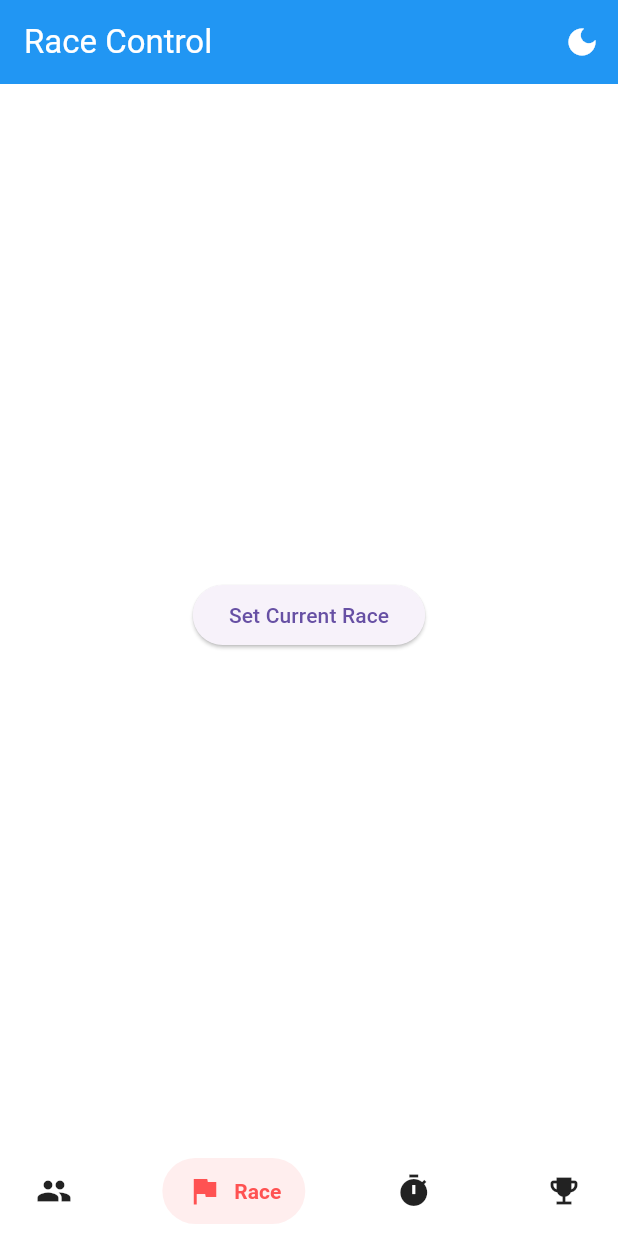
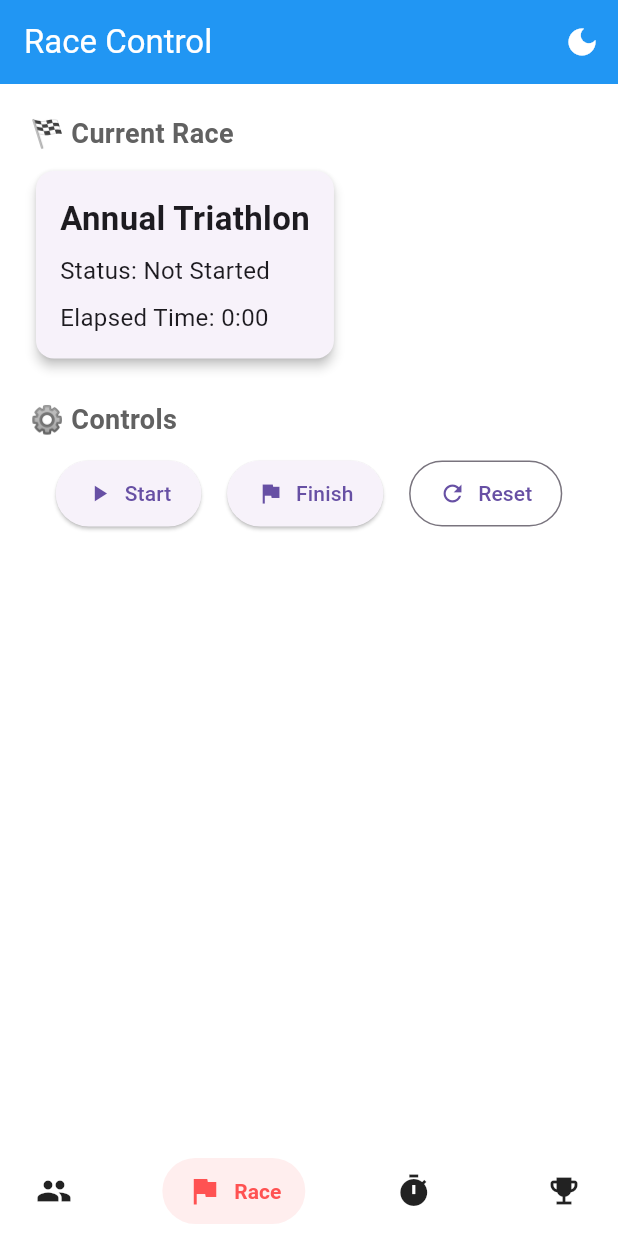
Before and after one commit to RomNeedBoba/Rut, a Flutter app: the screen it shows after launch, item 2 of the bottom bar chosen, on a phone screen of 412 x 824 dp. Run offline on Flutter 3.47's test engine with Material 3 defaults, Android fonts, the phone set to English and light mode, and no system bars; drawn by our look-alikes of salomon_bottom_bar.

Commit message:
add login and update abit of design

```diff
--- /dev/null
+++ b/lib/Screens/race/race_view.dart
@@ -0,0 +1,134 @@
+import 'package:flutter/material.dart';
+import 'package:provider/provider.dart';
+import '../../controllers/race_controller.dart';
+import '../../controllers/tracking_controller.dart';
+import '../../models/race_model.dart';
+
+class RaceView extends StatelessWidget {
+  final bool isDarkMode;
+  final VoidCallback toggleTheme;
+
+  const RaceView({
+    Key? key,
+    required this.isDarkMode,
+    required this.toggleTheme,
+  }) : super(key: key);
+
+  @override
+  Widget build(BuildContext context) {
+    final raceController = Provider.of<RaceController>(context);
+    final trackingController = Provider.of<TrackingController>(context, listen: false);
+
+    // AUTO-SET DEFAULT RACE IF NONE EXISTS
+    if (raceController.currentRace == null) {
+      final newRace = Race(
+        id: DateTime.now().millisecondsSinceEpoch.toString(),
+        name: 'Annual Triathlon',
+        dateTime: DateTime.now(),
+        status: 'Not Started',
+      );
+      raceController.setRace(newRace);
+    }
+
+    return Scaffold(
+      appBar: AppBar(
+        title: const Text('Race Control'),
+        actions: [
+          IconButton(
+            icon: Icon(isDarkMode ? Icons.light_mode : Icons.dark_mode),
+            onPressed: toggleTheme,
+          ),
+        ],
+      ),
+      body: Padding(
+        padding: const EdgeInsets.all(20.0),
+        child: Column(
+          crossAxisAlignment: CrossAxisAlignment.start,
+          children: [
+            Text(
+              '🏁 Current Race',
+              style: TextStyle(fontSize: 18, fontWeight: FontWeight.bold, color: Colors.grey[700]),
+            ),
+            const SizedBox(height: 8),
+            Card(
+              elevation: 3,
+              shape: RoundedRectangleBorder(borderRadius: BorderRadius.circular(12)),
+              child: Padding(
+                padding: const EdgeInsets.all(16.0),
+                child: Column(
+                  crossAxisAlignment: CrossAxisAlignment.start,
+                  children: [
+                    Text(
+                      raceController.currentRace!.name,
+                      style: const TextStyle(fontSize: 22, fontWeight: FontWeight.bold),
+                    ),
+                    const SizedBox(height: 8),
+                    Text(
+                      'Status: ${raceController.currentRace!.status}',
+                      style: const TextStyle(fontSize: 16),
+                    ),
+                    const SizedBox(height: 8),
+                    Text(
+                      'Elapsed Time: ${raceController.elapsedTime.inMinutes}:${(raceController.elapsedTime.inSeconds % 60).toString().padLeft(2, '0')}',
+                      style: const TextStyle(fontSize: 16),
+                    ),
+                  ],
+                ),
+              ),
+            ),
+            const SizedBox(height: 24),
+            Text(
+              '⚙️ Controls',
+              style: TextStyle(fontSize: 18, fontWeight: FontWeight.bold, color: Colors.grey[700]),
+            ),
+            const SizedBox(height: 12),
+            Row(
+              mainAxisAlignment: MainAxisAlignment.spaceEvenly,
+              children: [
+                ElevatedButton.icon(
+                  icon: const Icon(Icons.play_arrow),
+                  label: const Text('Start'),
+                  onPressed: () {
+                    raceController.startRace();
+                  },
+                  style: ElevatedButton.styleFrom(
+                    padding: const EdgeInsets.symmetric(horizontal: 20, vertical: 12),
+                  ),
+                ),
+                ElevatedButton.icon(
+                  icon: const Icon(Icons.flag),
+                  label: const Text('Finish'),
+                  onPressed: () {
+                    raceController.stopRace();
+                  },
+                  style: ElevatedButton.styleFrom(
+                    padding: const EdgeInsets.symmetric(horizontal: 20, vertical: 12),
+                  ),
+                ),
+                OutlinedButton.icon(
+                  icon: const Icon(Icons.refresh),
+                  label: const Text('Reset'),
+                  onPressed: () {
+                    raceController.resetRace();
+                    trackingController.resetAll();
+                    ScaffoldMessenger.of(context).showSnackBar(
+                      SnackBar(
+                        content: const Text('Race and tracking data have been reset'),
+                        backgroundColor: Colors.grey[800],
+                        behavior: SnackBarBehavior.floating,
+                        margin: const EdgeInsets.all(16),
+                      ),
+                    );
+                  },
+                  style: OutlinedButton.styleFrom(
+                    padding: const EdgeInsets.symmetric(horizontal: 20, vertical: 12),
+                  ),
+                ),
+              ],
+            ),
+          ],
+        ),
+      ),
+    );
+  }
+}
--- a/lib/components/race/race_view.dart
+++ /dev/null
@@ -1,85 +0,0 @@
-import 'package:flutter/material.dart';
-import 'package:provider/provider.dart';
-import '../../data/controllers/race_controller.dart';
-import '../../data/models/race_model.dart';
-
-class RaceView extends StatelessWidget {
-  final bool isDarkMode;
-  final VoidCallback toggleTheme;
-
-  const RaceView({
-    Key? key,
-    required this.isDarkMode,
-    required this.toggleTheme,
-  }) : super(key: key);
-
-  @override
-  Widget build(BuildContext context) {
-    final raceController = Provider.of<RaceController>(context);
-
-    return Scaffold(
-      appBar: AppBar(
-        title: const Text('Race Control'),
-        actions: [
-          IconButton(
-            icon: Icon(isDarkMode ? Icons.light_mode : Icons.dark_mode),
-            onPressed: toggleTheme,
-          ),
-        ],
-      ),
-      body: Padding(
-        padding: const EdgeInsets.all(16.0),
-        child: raceController.currentRace == null
-            ? Center(
-                child: ElevatedButton(
-                  child: const Text('Set Current Race'),
-                  onPressed: () {
-                    final newRace = Race(
-                      id: DateTime.now().millisecondsSinceEpoch.toString(),
-                      name: 'Annual Triathlon',
-                      dateTime: DateTime.now(),
-                      status: 'Not Started',
-                    );
-                    raceController.setRace(newRace);
-                  },
-                ),
-              )
-            : Column(
-                crossAxisAlignment: CrossAxisAlignment.start,
-                children: [
-                  Text(
-                    'Race: ${raceController.currentRace!.name}',
-                    style: const TextStyle(fontSize: 20, fontWeight: FontWeight.bold),
-                  ),
-                  const SizedBox(height: 10),
-                  Text('Status: ${raceController.currentRace!.status}'),
-                  const SizedBox(height: 20),
-                  Row(
-                    mainAxisAlignment: MainAxisAlignment.spaceEvenly,
-                    children: [
-                      ElevatedButton(
-                        onPressed: () {
-                          raceController.startRace();
-                        },
-                        child: const Text('Start Race'),
-                      ),
-                      ElevatedButton(
-                        onPressed: () {
-                          raceController.stopRace();
-                        },
-                        child: const Text('Finish Race'),
-                      ),
-                      ElevatedButton(
-                        onPressed: () {
-                          raceController.resetRace();
-                        },
-                        child: const Text('Reset'),
-                      ),
-                    ],
-                  ),
-                ],
-              ),
-      ),
-    );
-  }
-}
--- a/lib/main.dart
+++ b/lib/main.dart
@@ -1,16 +1,18 @@
 import 'package:flutter/material.dart';
 import 'package:provider/provider.dart';
+import 'package:rut/controllers/result_controller.dart';
+import 'package:rut/controllers/tracking_controller.dart';
 import 'theme/app_theme.dart';
-import 'data/controllers/participant_controller.dart';
-import 'data/controllers/race_controller.dart';
-import 'components/shared/main_shell.dart';
+import 'controllers/participant_controller.dart';
+import 'controllers/race_controller.dart';
+import 'Screens/shared/main_shell.dart';
 
 void main() {
   runApp(const RaceApp());
 }
 
 class RaceApp extends StatefulWidget {
-  const RaceApp({Key? key}) : super(key: key);
+  const RaceApp({super.key});
 
   @override
   State<RaceApp> createState() => _RaceAppState();
@@ -31,6 +33,8 @@ class _RaceAppState extends State<RaceApp> {
       providers: [
         ChangeNotifierProvider(create: (_) => ParticipantController()),
         ChangeNotifierProvider(create: (_) => RaceController()),
+        ChangeNotifierProvider(create: (_) => TrackingController()),
+        ChangeNotifierProvider(create: (_) => ResultController()),
       ],
       child: MaterialApp(
         debugShowCheckedModeBanner: false,
```
Also changed, not shown: lib/Screens/participant/participant_view.dart (renamed from lib/components/participant/participant_view.dart, +4 -4 lines), lib/Screens/result/result_view.dart (added, +112 -0 lines), lib/Screens/tracking/tracking_view.dart (added, +157 -0 lines), lib/components/result/result_view.dart (deleted, +0 -30 lines), lib/components/tracking/tracking_view.dart (deleted, +0 -30 lines), lib/controllers/race_controller.dart (renamed from lib/data/controllers/race_controller.dart, +17 -6 lines), lib/controllers/tracking_controller.dart (added, +110 -0 lines), lib/data/controllers/tracking_controller.dart (deleted, +0 -26 lines), lib/Screens/shared/main_shell.dart (renamed from lib/components/shared/main_shell.dart), lib/controllers/participant_controller.dart (renamed from lib/data/controllers/participant_controller.dart), lib/controllers/result_controller.dart (renamed from lib/data/controllers/result_controller.dart), lib/models/participant_model.dart (renamed from lib/data/models/participant_model.dart), lib/models/race_model.dart (renamed from lib/data/models/race_model.dart), lib/models/result_model.dart (renamed from lib/data/models/result_model.dart), 2 more files.
